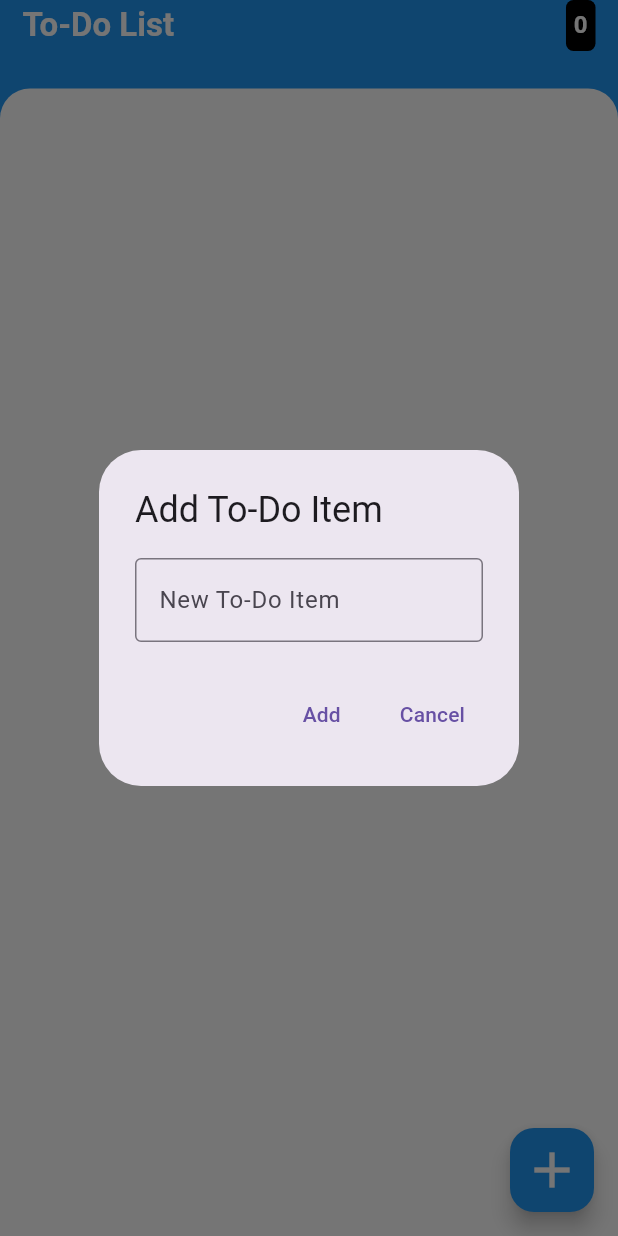
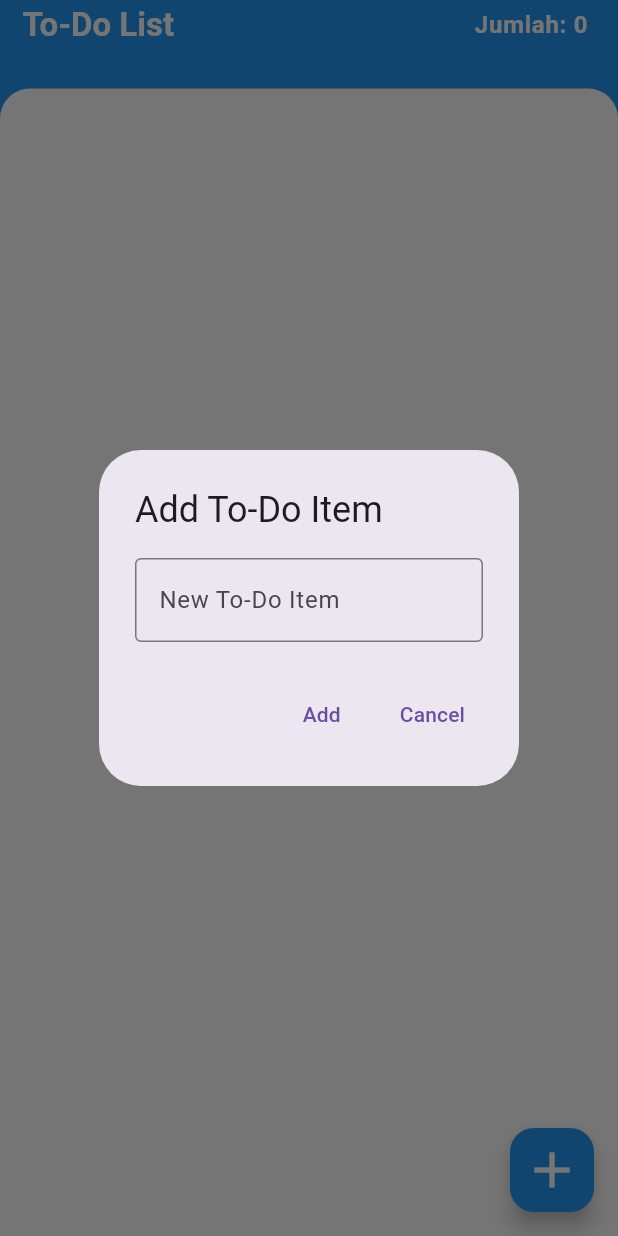
Before and after one commit to atikahfitriani/todo_list_flutter, a Flutter app: the screen it shows after launch, after a tap on the "add" icon, on a phone screen of 412 x 824 dp. Run offline on Flutter 3.47's test engine with Material 3 defaults, Android fonts, the phone set to English and light mode, and no system bars; our stand-ins replace lottie, shared_preferences.

Commit message:
menambahkan jumlah todo

```diff
--- a/lib/todo_page.dart
+++ b/lib/todo_page.dart
@@ -40,6 +40,7 @@ class TodoPage extends StatefulWidget {
 class _TodoPageState extends State<TodoPage> {
   List<Todo> _todoList = [];
   final TextEditingController _textController = TextEditingController();
+  int _remainingTodos = 0;
 
   @override
   void initState() {
@@ -58,6 +59,7 @@ class _TodoPageState extends State<TodoPage> {
               Map<String, dynamic>.from(jsonDecode(todoString));
           return Todo.fromMap(todoMap);
         }).toList();
+        _updateRemainingTodos(); // Update remaining todos on load
       });
     }
   }
@@ -94,6 +96,7 @@ class _TodoPageState extends State<TodoPage> {
                       createdAt: DateTime.now(),
                     ));
                     _saveTodoList();
+                    _updateRemainingTodos(); // Update remaining todos
                   });
                   Navigator.of(context).pop();
                 }
@@ -114,6 +117,7 @@ class _TodoPageState extends State<TodoPage> {
     setState(() {
       _todoList.removeAt(index);
       _saveTodoList();
+      _updateRemainingTodos(); // Update remaining todos
     });
   }
 
@@ -142,6 +146,7 @@ class _TodoPageState extends State<TodoPage> {
                       isChecked: _todoList[index].isChecked,
                     );
                     _saveTodoList();
+                    _updateRemainingTodos(); // Update remaining todos
                   });
                   Navigator.of(context).pop();
                 }
@@ -162,7 +167,12 @@ class _TodoPageState extends State<TodoPage> {
     setState(() {
       _todoList[index].isChecked = !_todoList[index].isChecked;
       _saveTodoList();
+      _updateRemainingTodos(); // Update remaining todos
     });
+  }
+
+  void _updateRemainingTodos() {
+    _remainingTodos = _todoList.where((todo) => !todo.isChecked).length;
   }
 
   String capitalize(String text) {
@@ -200,12 +210,12 @@ class _TodoPageState extends State<TodoPage> {
                     ),
                     Container(
                       padding: const EdgeInsets.all(5),
-                      decoration: BoxDecoration(
-                        color: Colors.black,
-                        borderRadius: BorderRadius.circular(5),
-                      ),
+                      // decoration: BoxDecoration(
+                      //   color: Colors.black,
+                      //   borderRadius: BorderRadius.circular(5),
+                      // ),
                       child: Text(
-                        '${_todoList.length}',
+                        'Jumlah: $_remainingTodos',
                         style: Theme.of(context).textTheme.bodyLarge?.copyWith(
                               fontWeight: FontWeight.bold,
                               color: Colors.white,
```
